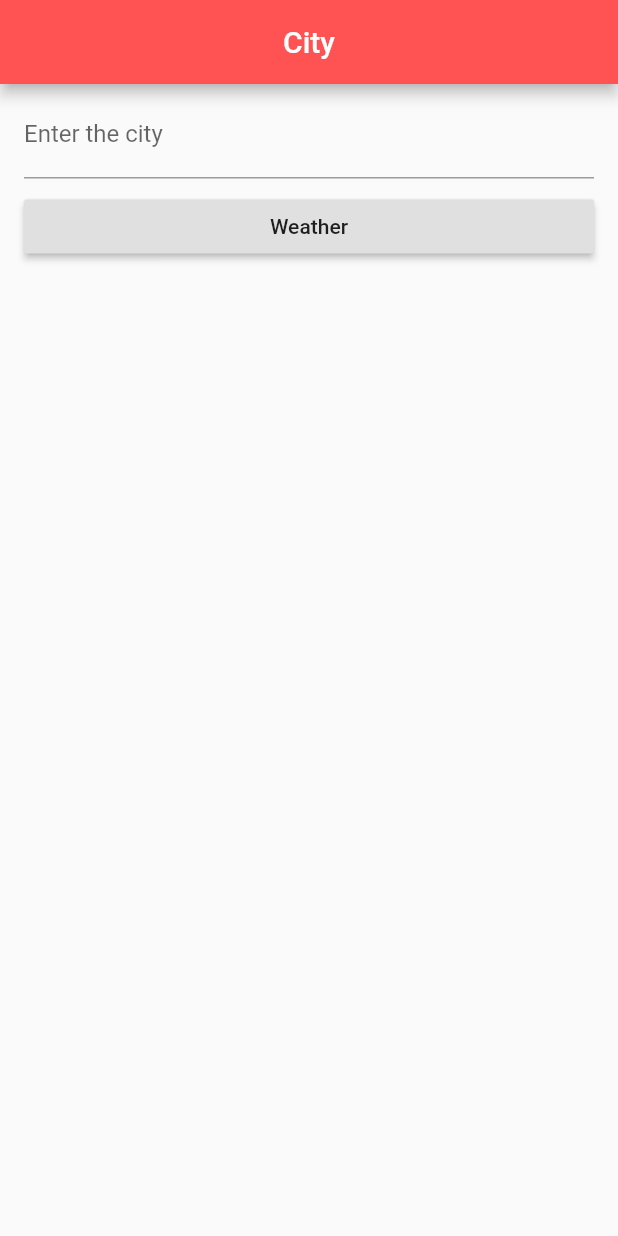
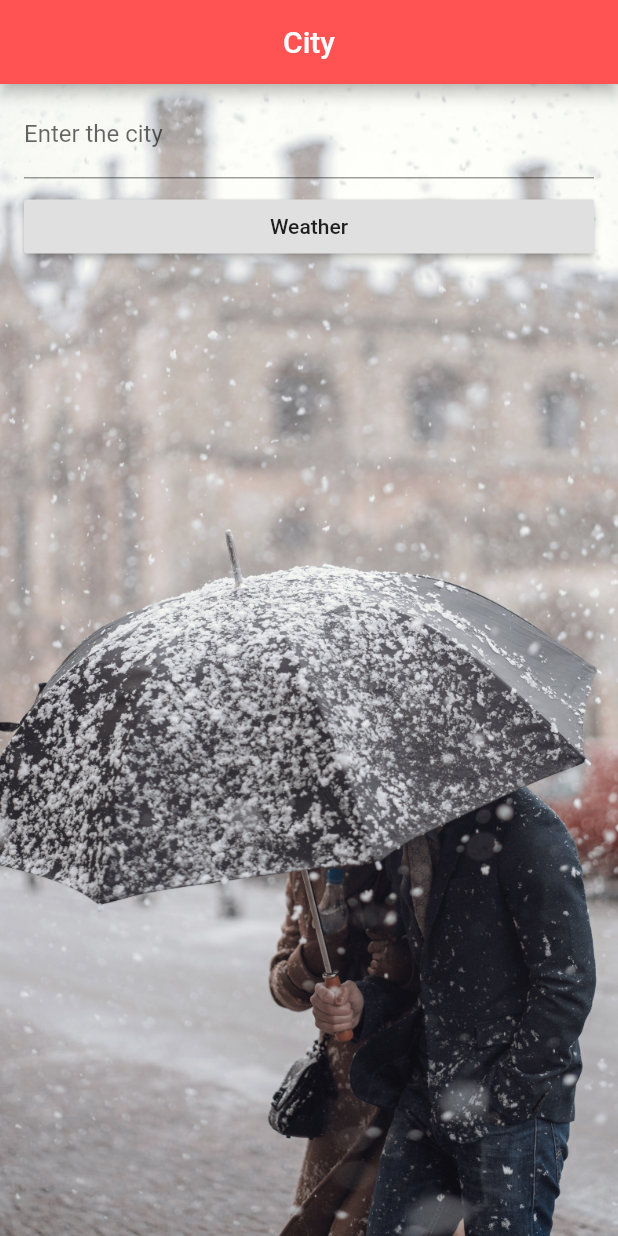
Before and after one commit to udith-shalinda/weather_app, a Flutter app: the screen it shows after launch, on a phone screen of 412 x 824 dp. Run offline on Flutter 3.47's test engine with Material 2 defaults, Android fonts, the phone set to English and light mode, and no system bars.

Commit message:
background photo added

```diff
--- a/lib/ui/city.dart
+++ b/lib/ui/city.dart
@@ -18,7 +18,17 @@ class _CityState extends State<City> {
         title: new Text("City"),
         backgroundColor: Colors.redAccent,
       ),
-      body: new ListView(
+      body: new Stack(
+        children: <Widget>[
+          new Center(
+            child: new Image.asset(
+              'images/cover.jpg',
+              width: 459,
+              height: 1250,
+              fit: BoxFit.cover,
+            ),
+          ),
+          new ListView(
             children: <Widget>[
               new ListTile(
                 title: new TextField(
@@ -41,6 +51,8 @@ class _CityState extends State<City> {
               )
             ],
           )
+        ],
+      )
     );
   }
 }
```
Lines whose indentation alone changed are shown as unchanged.
